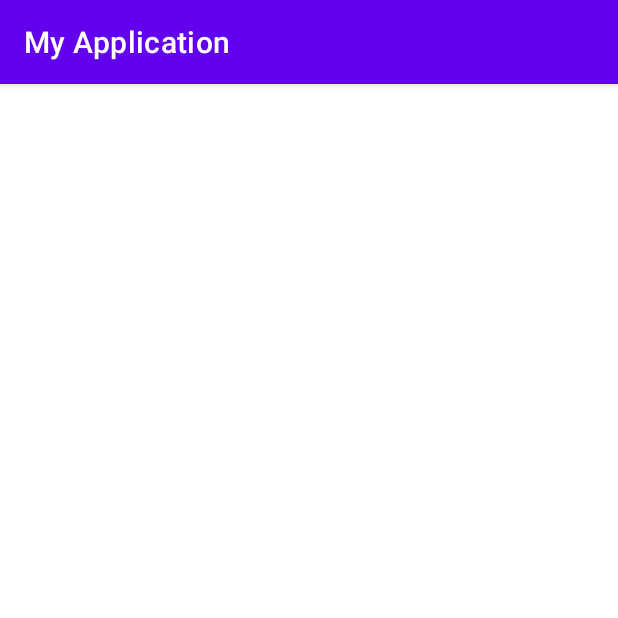
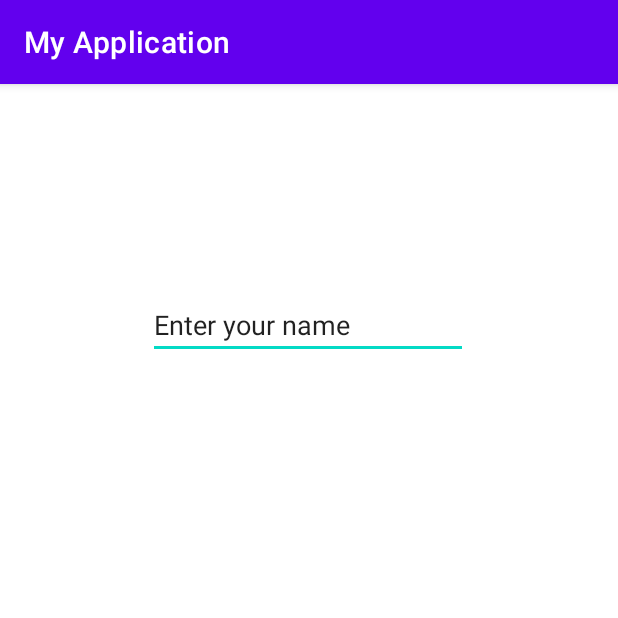
Before and after one commit to Yoezer2020/iam_the2, an Android app: the screen it shows after launch (MainActivity), on a phone screen of 412 x 824 dp, the top half of it. Run offline under Robolectric (Android 15) with nearby library versions, the phone set to English and light mode, and no system bars.

Commit message:
I have entered a plain text

```diff
--- a/app/src/main/res/layout/activity_main.xml
+++ b/app/src/main/res/layout/activity_main.xml
@@ -2,6 +2,24 @@
 <androidx.constraintlayout.widget.ConstraintLayout xmlns:android="http://schemas.android.com/apk/res/android"
     xmlns:app="http://schemas.android.com/apk/res-auto"
     xmlns:tools="http://schemas.android.com/tools"
+    android:id="@+id/EnterName"
     android:layout_width="match_parent"
     android:layout_height="match_parent"
-    tools:context=".MainActivity"/>
+    android:visibility="visible"
+    tools:context=".MainActivity"
+    tools:visibility="visible">
+
+    <EditText
+        android:id="@+id/editTextTextPersonName"
+        android:layout_width="wrap_content"
+        android:layout_height="wrap_content"
+        android:ems="10"
+        android:inputType="textPersonName"
+        android:text="Enter your name"
+        app:layout_constraintBottom_toBottomOf="parent"
+        app:layout_constraintEnd_toEndOf="parent"
+        app:layout_constraintHorizontal_bias="0.497"
+        app:layout_constraintStart_toStartOf="parent"
+        app:layout_constraintTop_toTopOf="parent"
+        app:layout_constraintVertical_bias="0.191" />
+</androidx.constraintlayout.widget.ConstraintLayout>
```
